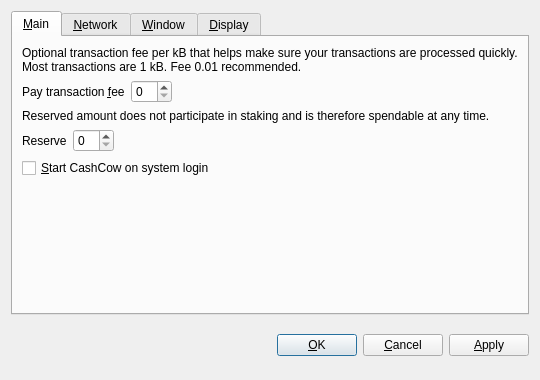
Old version of the form src/qt/forms/optionsdialog.ui in the repository CashCow-Project/cashcow-cpow.
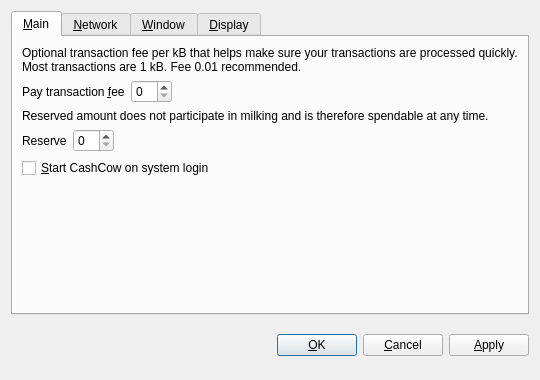
New version of the form. Custom widgets are drawn as their Qt base class.

Commit message:
"Staking" Rebranding
Stake/Staking replaced with Steak/Milk/Milking depending on context.

Rule of thumb:
----
- the verb “stake” replaced with “milk”
- the noun “stake” replaced with “steak”

The edit to the form file:
```diff
--- a/src/qt/forms/optionsdialog.ui
+++ b/src/qt/forms/optionsdialog.ui
@@ -79,7 +79,7 @@
        <item>
         <widget class="QLabel" name="reserveBalanceInfoLabel">
          <property name="text">
-          <string>Reserved amount does not participate in staking and is therefore spendable at any time.</string>
+          <string>Reserved amount does not participate in milking and is therefore spendable at any time.</string>
          </property>
          <property name="textFormat">
           <enum>Qt::PlainText</enum>
```
The commit also changes 69 other files.
